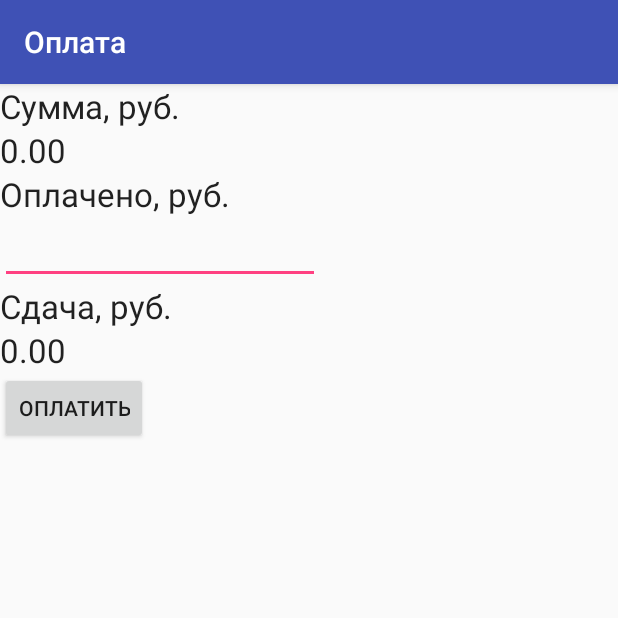
After one commit to grechkin-pogrebnyakov/smartshop, an Android app: the PaymentActivity screen opened directly, with no data from a screen before it, on a phone screen of 412 x 824 dp, the top half of it. The commit adds this screen. Run offline under Robolectric (Android 15) with nearby library versions, the phone set to English and light mode, and no system bars.

Commit message:
Add payment activity

```diff
--- a/app/src/main/AndroidManifest.xml
+++ b/app/src/main/AndroidManifest.xml
@@ -74,6 +74,11 @@
             android:label="@string/title_activity_check"
             >
         </activity>
+        <activity
+            android:name=".PaymentActivity"
+            android:label="@string/title_activity_payment"
+            >
+        </activity>
     </application>
 
 </manifest>
--- a/app/src/main/java/com/technopark/smartbiz/CheckActivity.java
+++ b/app/src/main/java/com/technopark/smartbiz/CheckActivity.java
@@ -1,13 +1,29 @@
 package com.technopark.smartbiz;
 
+import android.content.Intent;
+import android.os.Bundle;
 import android.support.v7.app.AppCompatActivity;
-import android.os.Bundle;
+import android.view.View;
+import android.widget.Button;
 
 public class CheckActivity extends AppCompatActivity {
+
+	private float totalPrice = 123.45f;
+	public static String TOTAL_PRICE = "TotalPrice";
 
 	@Override
 	protected void onCreate(Bundle savedInstanceState) {
 		super.onCreate(savedInstanceState);
 		setContentView(R.layout.activity_check);
+
+		Button button = (Button) findViewById(R.id.activity_check_button_submit);
+		button.setOnClickListener(new View.OnClickListener() {
+			@Override
+			public void onClick(View v) {
+				Intent submit = new Intent(getApplicationContext(), PaymentActivity.class);
+				submit.putExtra(TOTAL_PRICE, totalPrice);
+				startActivity(submit);
+			}
+		});
 	}
 }
--- /dev/null
+++ b/app/src/main/java/com/technopark/smartbiz/PaymentActivity.java
@@ -0,0 +1,53 @@
+package com.technopark.smartbiz;
+
+import android.os.Bundle;
+import android.support.v7.app.AppCompatActivity;
+import android.view.View;
+import android.widget.EditText;
+import android.widget.TextView;
+
+import java.util.Locale;
+
+public class PaymentActivity extends AppCompatActivity implements View.OnFocusChangeListener {
+
+	private float totalPrice = 0.0f;
+	private float oddMoney = 0.0f;
+	private float payment = 0.0f;
+
+	private EditText paymentEditText;
+	private TextView oddMoneyTextView;
+
+	@Override
+	protected void onCreate(Bundle savedInstanceState) {
+		super.onCreate(savedInstanceState);
+		setContentView(R.layout.activity_payment);
+
+		Bundle extras = getIntent().getExtras();
+		if (extras != null) {
+			totalPrice = extras.getFloat(CheckActivity.TOTAL_PRICE);
+		}
+
+		TextView totalTextView = (TextView) findViewById(R.id.activity_payment_textview_total);
+		totalTextView.setText(String.format(Locale.US, "%.2f", totalPrice));
+
+		oddMoneyTextView = (TextView) findViewById(R.id.activity_payment_textview_odd_money);
+		updateOddMoneyEditText();
+
+		paymentEditText = (EditText) findViewById(R.id.activity_payment_edittext_payment);
+		paymentEditText.setOnFocusChangeListener(this);
+	}
+
+	private void updateOddMoneyEditText() {
+		oddMoney = payment - totalPrice;
+		oddMoneyTextView.setText(String.format(Locale.US, "%.2f", oddMoney));
+	}
+
+	// TODO Change to key press event
+	@Override
+	public void onFocusChange(View v, boolean hasFocus) {
+		if (!hasFocus) {
+			payment = Float.valueOf(paymentEditText.getText().toString());
+			updateOddMoneyEditText();
+		}
+	}
+}
--- /dev/null
+++ b/app/src/main/res/layout/activity_payment.xml
@@ -0,0 +1,70 @@
+<?xml version="1.0" encoding="utf-8"?>
+<RelativeLayout
+    xmlns:android="http://schemas.android.com/apk/res/android"
+    xmlns:tools="http://schemas.android.com/tools"
+    android:layout_width="match_parent"
+    android:layout_height="match_parent"
+    tools:context="com.technopark.smartbiz.PaymentActivity"
+    >
+
+    <TextView
+        android:id="@+id/textView2"
+        android:layout_width="wrap_content"
+        android:layout_height="wrap_content"
+        android:text="@string/textView2"
+        android:textAppearance="?android:attr/textAppearanceLarge"
+        />
+
+    <TextView
+        android:id="@+id/activity_payment_textview_total"
+        android:layout_width="wrap_content"
+        android:layout_height="wrap_content"
+        android:layout_below="@+id/textView2"
+        android:text="@string/activity_payment_textview_total"
+        android:textAppearance="?android:attr/textAppearanceLarge"
+        />
+
+    <TextView
+        android:id="@+id/textView4"
+        android:layout_width="wrap_content"
+        android:layout_height="wrap_content"
+        android:layout_below="@+id/activity_payment_textview_total"
+        android:text="@string/textView4"
+        android:textAppearance="?android:attr/textAppearanceLarge"
+        />
+
+    <EditText
+        android:id="@+id/activity_payment_edittext_payment"
+        android:layout_width="wrap_content"
+        android:layout_height="wrap_content"
+        android:layout_below="@+id/textView4"
+        android:ems="10"
+        android:inputType="number|numberDecimal"
+        />
+
+    <TextView
+        android:id="@+id/textView5"
+        android:layout_width="wrap_content"
+        android:layout_height="wrap_content"
+        android:layout_below="@+id/activity_payment_edittext_payment"
+        android:text="@string/textView5"
+        android:textAppearance="?android:attr/textAppearanceLarge"
+        />
+
+    <TextView
+        android:id="@+id/activity_payment_textview_odd_money"
+        android:layout_width="wrap_content"
+        android:layout_height="wrap_content"
+        android:layout_below="@+id/textView5"
+        android:text="@string/activity_payment_textview_odd_money"
+        android:textAppearance="?android:attr/textAppearanceLarge"
+        />
+
+    <Button
+        android:id="@+id/activity_payment_button_pay"
+        android:layout_width="wrap_content"
+        android:layout_height="wrap_content"
+        android:layout_below="@+id/activity_payment_textview_odd_money"
+        android:text="@string/activity_payment_button_pay"
+        />
+</RelativeLayout>
--- a/app/src/main/res/layout/dialog_purchase_add_product.xml
+++ b/app/src/main/res/layout/dialog_purchase_add_product.xml
@@ -29,7 +29,7 @@
         android:layout_height="wrap_content"
         android:layout_below="@+id/dialog_purchase_add_product_edittext_count"
         android:ems="10"
-        android:inputType="number"
+        android:inputType="number|numberDecimal"
         />
 
     <TextView
--- a/app/src/main/res/values/strings.xml
+++ b/app/src/main/res/values/strings.xml
@@ -38,4 +38,11 @@
     <string name="activity_check_total">Сумма, руб.</string>
     <string name="activity_check_button_submit">Оплата</string>
     <string name="title_activity_check">Чек</string>
+    <string name="title_activity_payment">Оплата</string>
+    <string name="textView2">Сумма, руб.</string>
+    <string name="activity_payment_textview_total">Place total price here</string>
+    <string name="textView4">Оплачено, руб.</string>
+    <string name="textView5">Сдача, руб.</string>
+    <string name="activity_payment_textview_odd_money">Place odd money here</string>
+    <string name="activity_payment_button_pay">Оплатить</string>
 </resources>
```
